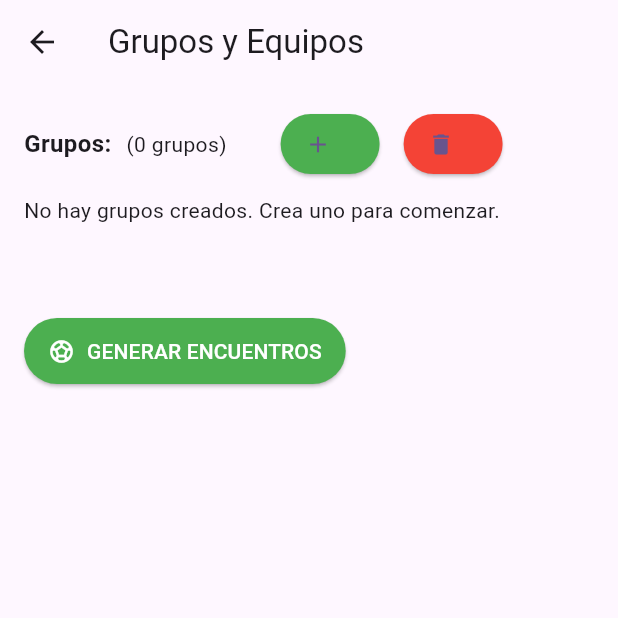
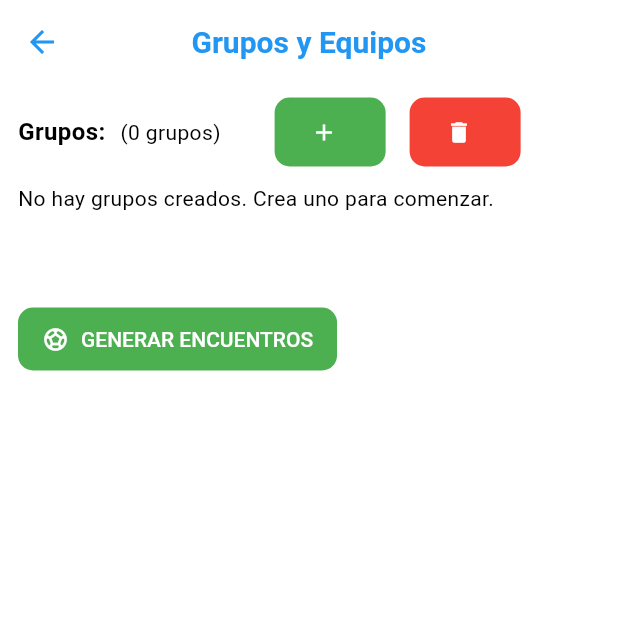
Before and after one commit to ZanderMC/Torneo-UNJFSC, a Flutter app: the AdminMenu screen opened directly, after a tap on "Administrar Equipos", on a phone screen of 412 x 824 dp, the top half of it. Run offline on Flutter 3.47's test engine with Material 3 defaults, Android fonts, the phone set to English and light mode, and no system bars; our stand-ins replace flutter_dotenv, google_nav_bar, supabase_flutter; accounts and stored records are empty.

Commit message:
app funcionando

```diff
--- a/lib/screens/admin_screens/admin_menu.dart
+++ b/lib/screens/admin_screens/admin_menu.dart
@@ -8,19 +8,32 @@
   @override
   Widget build(BuildContext context) {
     return Scaffold(
-      appBar: AppBar(title: const Text("Panel de administración")),
+      appBar: AppBar(
+        title: const Text("Panel de administración"),
+        centerTitle: true,
+      ),
       body: Center(
         child: Column(
           mainAxisAlignment: MainAxisAlignment.center,
           children: [
             const Text(
               "Bienvenido al panel de administración",
-              style: TextStyle(fontSize: 20, fontWeight: FontWeight.bold),
+              style: TextStyle(
+                fontSize: 20,
+                fontWeight: FontWeight.bold,
+                color: Colors.blue,
+              ),
+              textAlign: TextAlign.center,
             ),
             const SizedBox(height: 20),
-            const Text("Aquí puedes gestionar los datos del torneo."),
-            const SizedBox(height: 20),
-            ElevatedButton(
+            const Text(
+              "Aquí puedes gestionar los datos del torneo.",
+              style: TextStyle(color: Colors.black54),
+            ),
+            const SizedBox(height: 30),
+            SizedBox(
+              width: 220,
+              child: ElevatedButton(
                 onPressed: () {
                   Navigator.push(
                     context,
@@ -29,8 +42,11 @@
                 },
                 child: const Text("Administrar Equipos"),
               ),
-            SizedBox(height: 10),
-            ElevatedButton(
+            ),
+            const SizedBox(height: 10),
+            SizedBox(
+              width: 220,
+              child: ElevatedButton(
                 onPressed: () {
                   Navigator.push(
                     context,
@@ -41,6 +57,7 @@
                 },
                 child: const Text("Administrar Partidos"),
               ),
+            ),
           ],
         ),
       ),
--- a/lib/screens/admin_screens/manage_teams.dart
+++ b/lib/screens/admin_screens/manage_teams.dart
@@ -408,11 +408,11 @@
     print("Renderizando con ${grupos.length} grupos");
 
     return Scaffold(
-      appBar: AppBar(title: const Text("Grupos y Equipos")),
-      body: RefreshIndicator(
-        onRefresh: _cargarDatos,
+      appBar: AppBar(title: const Text("Grupos y Equipos"), centerTitle: true),
+      backgroundColor: Theme.of(context).scaffoldBackgroundColor,
+      body: Padding(
+        padding: const EdgeInsets.symmetric(horizontal: 12, vertical: 8),
         child: SingleChildScrollView(
-          padding: const EdgeInsets.all(16.0),
           child: Column(
             crossAxisAlignment: CrossAxisAlignment.start,
             children: [
--- a/pubspec.yaml
+++ b/pubspec.yaml
@@ -36,6 +36,7 @@
   cupertino_icons: ^1.0.8
   google_nav_bar: ^5.0.7
   supabase_flutter: ^2.9.1
+  flutter_dotenv: ^5.2.1
 
 dev_dependencies:
   flutter_test:
@@ -60,8 +61,8 @@
   uses-material-design: true
 
   # To add assets to your application, add an assets section, like this:
-  # assets:
-  #   - images/a_dot_burr.jpeg
+  assets:
+    - .env
   #   - images/a_dot_ham.jpeg
 
   # An image asset can refer to one or more resolution-specific "variants", see
```
Also changed, not shown: lib/main.dart (+69 -4 lines), lib/screens/admin.dart (+20 -8 lines), lib/screens/admin_screens/manage_matches.dart (+16 -11 lines), lib/screens/matches.dart (+10 -7 lines), lib/screens/matches_screen.dart (+30 -2 lines), lib/screens/positions.dart (+14 -12 lines), lib/env.dart (added), pubspec.lock, 2 other files. Lines whose indentation alone changed are shown as unchanged.
